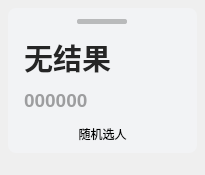
Qt form widget.ui (windyslime/RandPicker-1) before a commit.
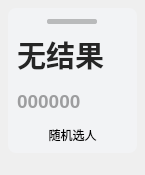
The same form after that commit. Custom widgets are drawn as their Qt base class.

Commit message: 优化 UI

```diff
--- a/widget.ui
+++ b/widget.ui
@@ -6,13 +6,13 @@
    <rect>
     <x>0</x>
     <y>0</y>
-    <width>205</width>
+    <width>145</width>
     <height>175</height>
    </rect>
   </property>
   <property name="minimumSize">
    <size>
-    <width>200</width>
+    <width>145</width>
     <height>0</height>
    </size>
   </property>
@@ -45,23 +45,6 @@
       <enum>QFrame::Raised</enum>
      </property>
      <layout class="QVBoxLayout" name="verticalLayout_3">
-      <property name="spacing">
-       <number>4</number>
-      </property>
-      <property name="leftMargin">
-       <number>16</number>
-      </property>
-      <property name="topMargin">
-       <number>4</number>
-      </property>
-      <property name="rightMargin">
-       <number>16</number>
-      </property>
-      <property name="bottomMargin">
-       <number>10</number>
-      </property>
-      <item>
-       <layout class="QVBoxLayout" name="verticalLayout_2">
         <item>
          <layout class="QHBoxLayout" name="horizontalLayout_2">
           <item>
@@ -74,8 +57,8 @@
             </property>
             <property name="sizeHint" stdset="0">
              <size>
-              <width>40</width>
-              <height>20</height>
+            <width>20</width>
+            <height>10</height>
              </size>
             </property>
            </spacer>
@@ -110,8 +93,8 @@
             </property>
             <property name="sizeHint" stdset="0">
              <size>
-              <width>40</width>
-              <height>20</height>
+            <width>20</width>
+            <height>10</height>
              </size>
             </property>
            </spacer>
@@ -119,15 +102,7 @@
          </layout>
         </item>
         <item>
-         <layout class="QHBoxLayout" name="horizontalLayout">
-          <property name="spacing">
-           <number>12</number>
-          </property>
-          <item>
-           <layout class="QVBoxLayout" name="verticalLayout_4">
-            <property name="spacing">
-             <number>0</number>
-            </property>
+       <layout class="QVBoxLayout" name="verticalLayout_2">
             <item>
              <widget class="QLabel" name="name">
               <property name="font">
@@ -163,10 +138,6 @@
                <string>000000</string>
               </property>
              </widget>
-            </item>
-           </layout>
-          </item>
-         </layout>
         </item>
         <item>
          <widget class="PushButton" name="btn">
```
Lines whose indentation alone changed are shown as unchanged. The commit also changes 3 other files.
